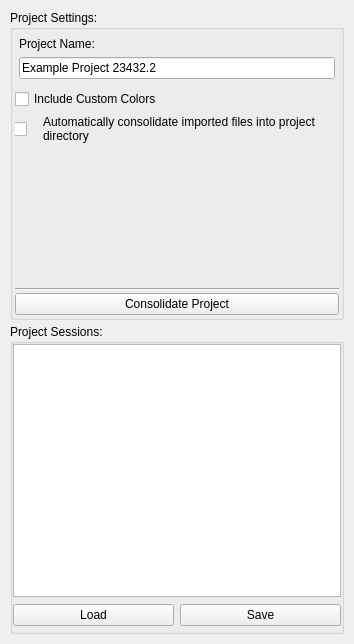
Qt form src/Interface/AppInterface/ProjectDockWidget.ui (SCIInstitute/Seg3D) before a commit.
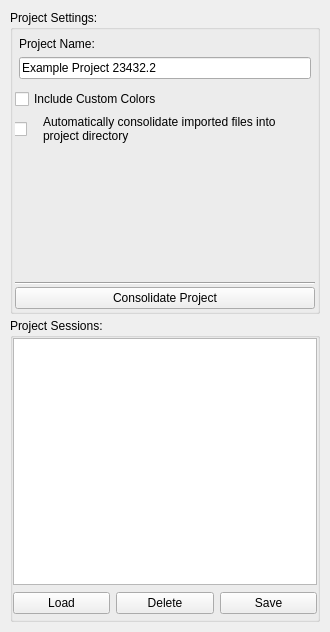
The same form after that commit.

Commit message: updates to add a delete sessions button and other various fixes

Diff of the .ui file:
```diff
--- a/src/Interface/AppInterface/ProjectDockWidget.ui
+++ b/src/Interface/AppInterface/ProjectDockWidget.ui
@@ -6,8 +6,8 @@
    <rect>
     <x>0</x>
     <y>0</y>
-    <width>354</width>
-    <height>644</height>
+    <width>258</width>
+    <height>632</height>
    </rect>
   </property>
   <property name="styleSheet">
@@ -215,6 +215,9 @@
           </size>
          </property>
          <layout class="QHBoxLayout" name="horizontalLayout">
+          <property name="spacing">
+           <number>-1</number>
+          </property>
           <property name="margin">
            <number>0</number>
           </property>
@@ -225,6 +228,13 @@
             </property>
            </widget>
           </item>
+          <item>
+           <widget class="QPushButton" name="delete_session_button_">
+            <property name="text">
+             <string>Delete</string>
+            </property>
+           </widget>
+          </item>
           <item>
            <widget class="QPushButton" name="save_session_button_">
             <property name="text">
```
The commit also changes 13 other files.
